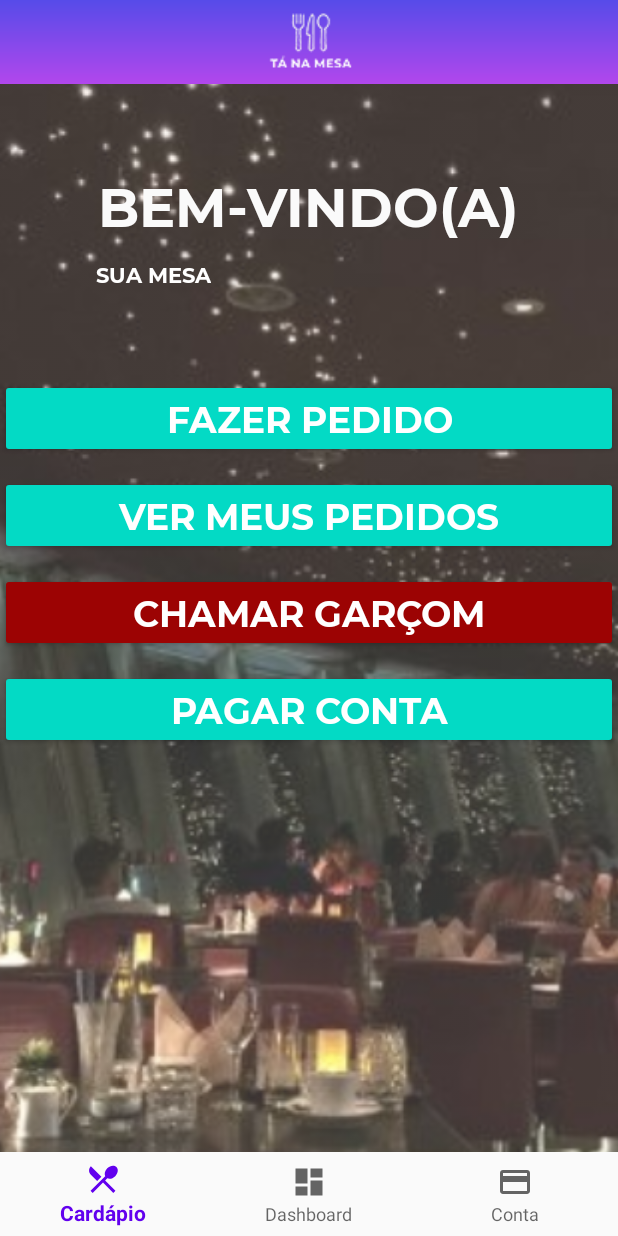
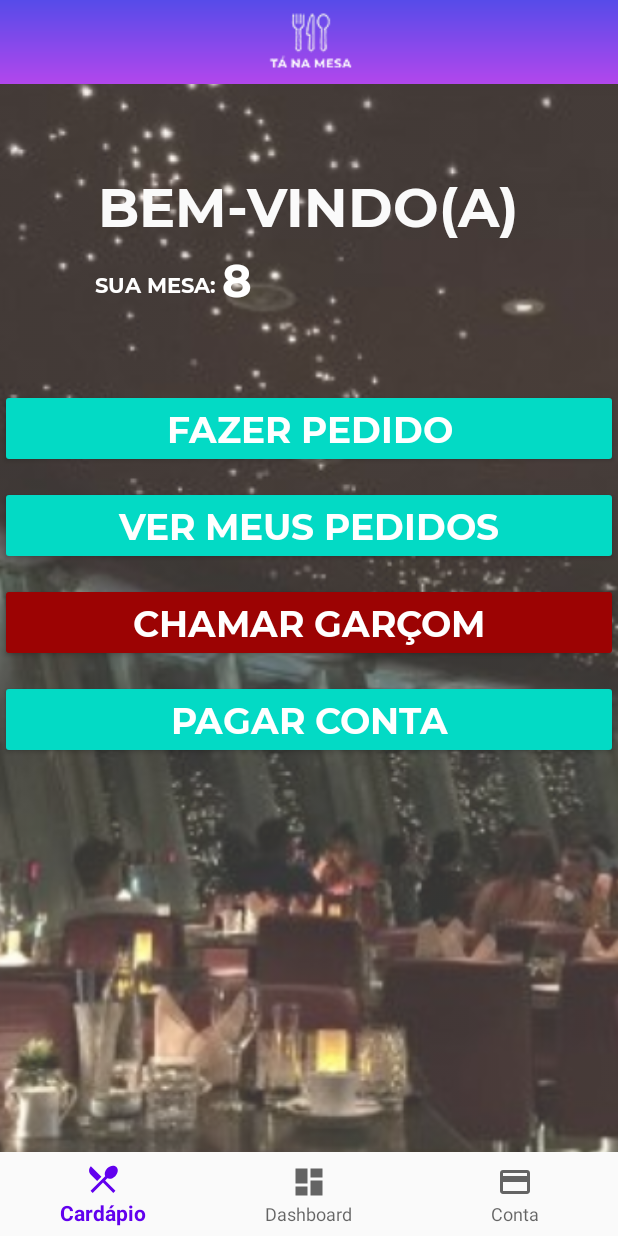
Before and after one commit to TheEvilHarry/TaNaMesa-Mobile, an Android app: the MainPage screen opened directly, with no data from a screen before it, on a phone screen of 412 x 824 dp. Run offline under Robolectric (Android 15) with nearby library versions, the phone set to English and light mode, and no system bars; our stand-ins replace Firebase (no records; nobody signed in at launch, a user with empty details on screens opened directly), navigation-ui; 1 statement that could not run was skipped.

Commit message:
Adding table number to main page

```diff
--- a/app/src/main/java/com/example/tanamesaapp/MainPage.java
+++ b/app/src/main/java/com/example/tanamesaapp/MainPage.java
@@ -13,6 +13,7 @@ import android.os.Bundle;
 import android.util.Log;
 import android.view.MenuItem;
 import android.view.View;
+import android.widget.TextView;
 
 import com.example.tanamesaapp.models.Product;
 import com.example.tanamesaapp.models.Table;
@@ -30,6 +31,7 @@ public class MainPage extends AppCompatActivity implements BottomNavigationView.
     private Table table;
     private Product product;
     private BottomNavigationView menu;
+    private TextView frontTableNumber;
 
     @Override
     protected void onCreate(Bundle savedInstanceState) {
@@ -71,6 +73,8 @@ public class MainPage extends AppCompatActivity implements BottomNavigationView.
 
     private void setupData(){
         tableID = getTableID();
+        frontTableNumber = findViewById(R.id.front_table);
+        frontTableNumber.setText(tableID);
         //setTableListener();
     }
 
--- a/app/src/main/res/layout/activity_main_page.xml
+++ b/app/src/main/res/layout/activity_main_page.xml
@@ -33,14 +33,14 @@
         android:layout_width="wrap_content"
         android:layout_height="wrap_content"
         android:fontFamily="@font/m_bold"
-        android:text="SUA MESA"
+        android:text="SUA MESA:"
         android:textColor="#FFFFFF"
         app:layout_constraintBottom_toTopOf="@+id/nav_view"
         app:layout_constraintEnd_toEndOf="parent"
         app:layout_constraintHorizontal_bias="0.191"
         app:layout_constraintStart_toStartOf="parent"
         app:layout_constraintTop_toBottomOf="@+id/restaurantText"
-        app:layout_constraintVertical_bias="0.02" />
+        app:layout_constraintVertical_bias="0.032" />
 
     <include
         android:id="@+id/mp_actionbar"
@@ -141,5 +141,20 @@
         app:layout_constraintStart_toStartOf="@+id/imageView"
         app:layout_constraintTop_toBottomOf="@+id/button3" />
 
+    <TextView
+        android:id="@+id/front_table"
+        android:layout_width="19dp"
+        android:layout_height="37dp"
+        android:layout_marginStart="4dp"
+        android:layout_marginLeft="4dp"
+        android:layout_marginTop="4dp"
+        android:fontFamily="@font/m_bold"
+        android:gravity="top|center_vertical"
+        android:text="8"
+        android:textColor="#FFFFFF"
+        android:textSize="30sp"
+        app:layout_constraintStart_toEndOf="@+id/tableText"
+        app:layout_constraintTop_toBottomOf="@+id/restaurantText" />
+
 
 </androidx.constraintlayout.widget.ConstraintLayout>
```
